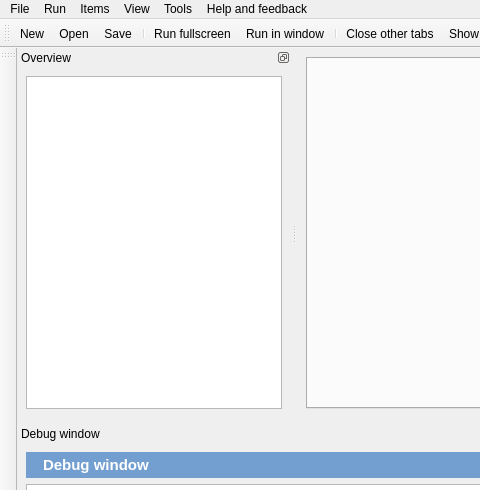
Old version of the form resources/opensesame.ui in the repository open-cogsci/OpenSesame; both pictures show x 0 to 480 and y 0 to 490 of the 1000 by 707 pixel window.
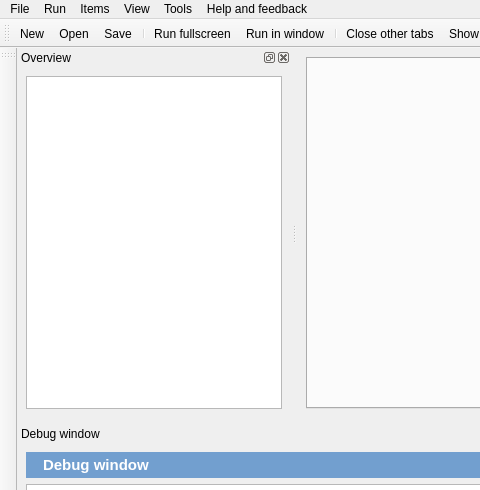
New version of the form. Icons and pictures are not drawn. Custom widgets are drawn as their Qt base class.

The edit to the form file:
```diff
--- a/resources/opensesame.ui
+++ b/resources/opensesame.ui
@@ -135,7 +135,7 @@
   <widget class="statusbar" name="statusbar"/>
   <widget class="QDockWidget" name="dock_overview">
    <property name="features">
-    <set>QDockWidget::DockWidgetFloatable|QDockWidget::DockWidgetMovable</set>
+    <set>QDockWidget::AllDockWidgetFeatures</set>
    </property>
    <property name="windowTitle">
     <string>Overview</string>
```
Left out of the diff: 14 changed lines with no effect on the pictures.
